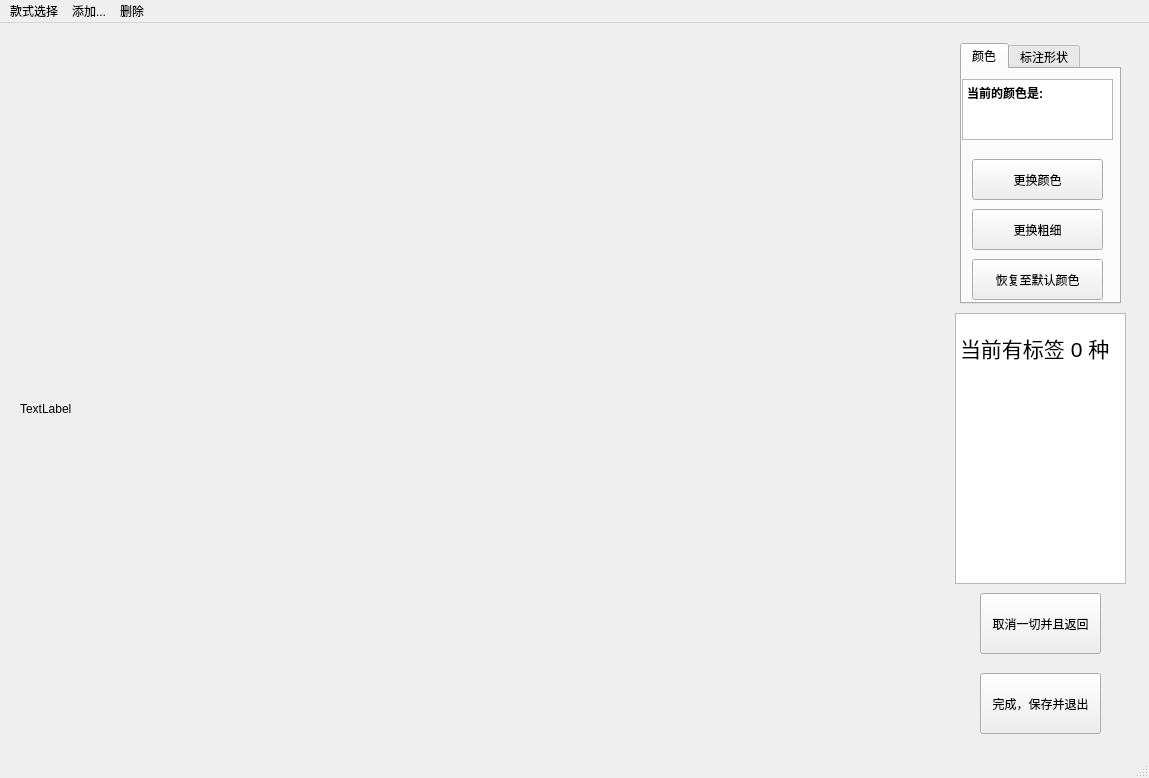
Above: JLU_Image_TransAnd_Label/manuallylabel.ui from Charliechen114514/Jilin_University_ImageLabel_SoftWare before the change. Below: the same form after it.
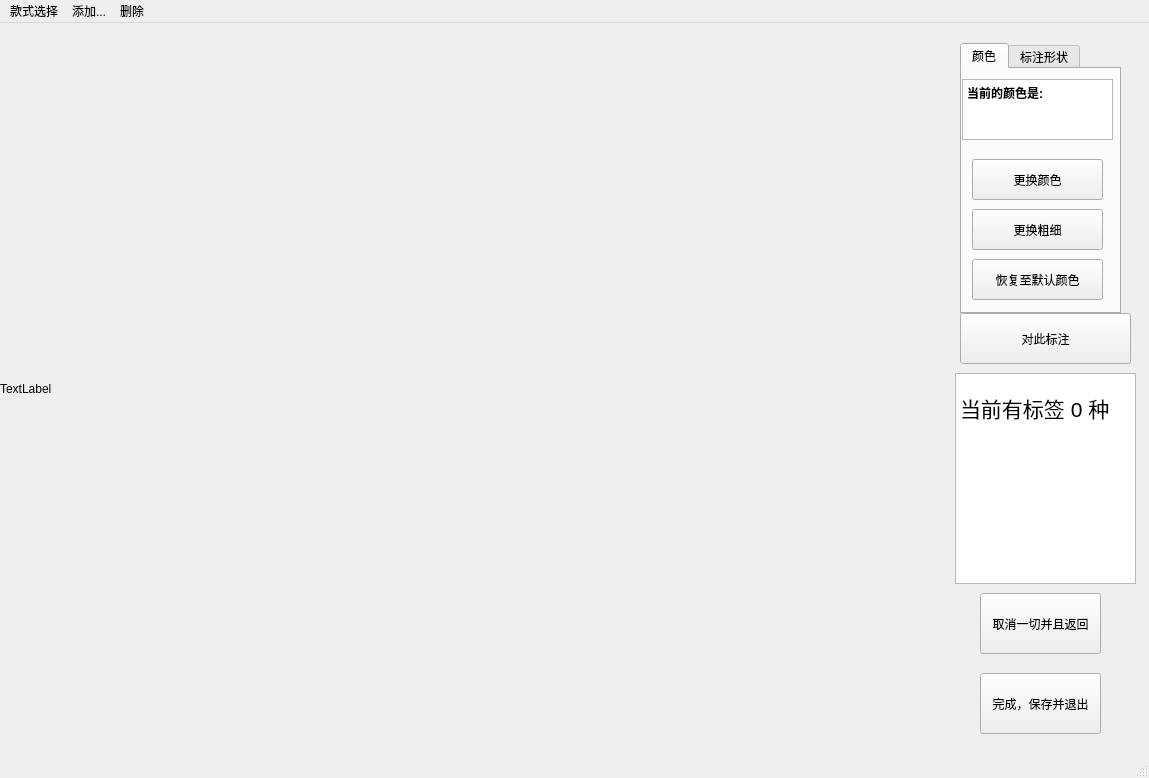
That is the form after the change. Custom widgets are drawn as their Qt base class.

```diff
--- a/JLU_Image_TransAnd_Label/manuallylabel.ui
+++ b/JLU_Image_TransAnd_Label/manuallylabel.ui
@@ -17,10 +17,10 @@
    <widget class="editpiclabelClass" name="editPicLable">
     <property name="geometry">
      <rect>
-      <x>20</x>
-      <y>30</y>
-      <width>901</width>
-      <height>711</height>
+      <x>0</x>
+      <y>-10</y>
+      <width>841</width>
+      <height>751</height>
      </rect>
     </property>
     <property name="text">
@@ -59,7 +59,7 @@
       <x>960</x>
       <y>20</y>
       <width>161</width>
-      <height>261</height>
+      <height>271</height>
      </rect>
     </property>
     <property name="currentIndex">
@@ -185,9 +185,9 @@
     <property name="geometry">
      <rect>
       <x>955</x>
-      <y>290</y>
-      <width>171</width>
-      <height>271</height>
+      <y>350</y>
+      <width>181</width>
+      <height>211</height>
      </rect>
     </property>
     <property name="html">
@@ -202,6 +202,19 @@
 &lt;p style=&quot; margin-top:0px; margin-bottom:0px; margin-left:0px; margin-right:0px; -qt-block-indent:0; text-indent:0px;&quot;&gt;&lt;span style=&quot; font-size:16pt;&quot;&gt;当前有标签 0 种&lt;/span&gt;&lt;/p&gt;&lt;/body&gt;&lt;/html&gt;</string>
     </property>
    </widget>
+   <widget class="QPushButton" name="activeToLabel">
+    <property name="geometry">
+     <rect>
+      <x>960</x>
+      <y>290</y>
+      <width>171</width>
+      <height>51</height>
+     </rect>
+    </property>
+    <property name="text">
+     <string>对此标注</string>
+    </property>
+   </widget>
   </widget>
   <widget class="QMenuBar" name="menubar">
    <property name="geometry">
```
Left out of the diff: 6 changed lines with no effect on the pictures.
